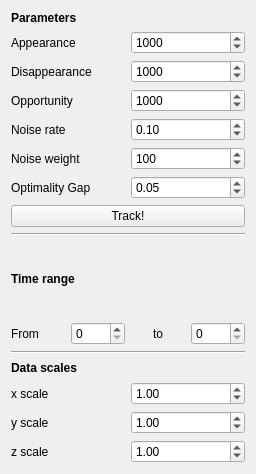
Before: the Qt Designer form ilastik/applets/tracking/drawer.ui in ilastik/ilastik, drawn with Qt 5.
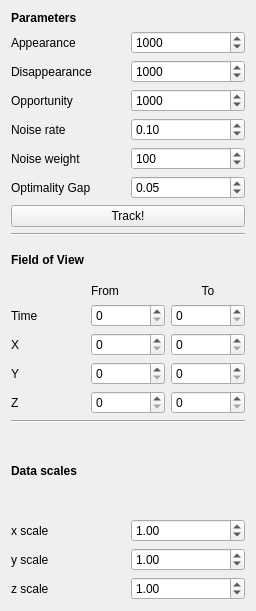
After: the same form once the commit is applied.

Commit message: tracking: field of view filter

```diff
--- a/ilastik/applets/tracking/drawer.ui
+++ b/ilastik/applets/tracking/drawer.ui
@@ -7,7 +7,7 @@
     <x>0</x>
     <y>0</y>
     <width>256</width>
-    <height>474</height>
+    <height>611</height>
    </rect>
   </property>
   <property name="sizePolicy">
@@ -192,35 +192,81 @@
         </font>
        </property>
        <property name="text">
-        <string>Time range</string>
+        <string>Field of View</string>
        </property>
       </widget>
      </item>
      <item>
-      <layout class="QHBoxLayout" name="horizontalLayout">
-       <item>
-        <widget class="QLabel" name="label_13">
-         <property name="text">
-          <string>From</string>
-         </property>
-        </widget>
-       </item>
-       <item>
-        <widget class="QSpinBox" name="from_time"/>
-       </item>
-       <item>
+      <layout class="QGridLayout" name="gridLayout_3">
+       <item row="0" column="2">
         <widget class="QLabel" name="label_14">
          <property name="text">
-          <string>to</string>
+          <string>To</string>
          </property>
          <property name="alignment">
           <set>Qt::AlignCenter</set>
          </property>
         </widget>
        </item>
-       <item>
+       <item row="1" column="0">
+        <widget class="QLabel" name="label_15">
+         <property name="text">
+          <string>Time</string>
+         </property>
+        </widget>
+       </item>
+       <item row="4" column="1">
+        <widget class="QSpinBox" name="from_z"/>
+       </item>
+       <item row="1" column="2">
         <widget class="QSpinBox" name="to_time"/>
        </item>
+       <item row="0" column="1">
+        <widget class="QLabel" name="label_13">
+         <property name="text">
+          <string>From</string>
+         </property>
+        </widget>
+       </item>
+       <item row="2" column="0">
+        <widget class="QLabel" name="label_16">
+         <property name="text">
+          <string>X</string>
+         </property>
+        </widget>
+       </item>
+       <item row="4" column="2">
+        <widget class="QSpinBox" name="to_z"/>
+       </item>
+       <item row="2" column="1">
+        <widget class="QSpinBox" name="from_x"/>
+       </item>
+       <item row="3" column="1">
+        <widget class="QSpinBox" name="from_y"/>
+       </item>
+       <item row="3" column="2">
+        <widget class="QSpinBox" name="to_y"/>
+       </item>
+       <item row="4" column="0">
+        <widget class="QLabel" name="label_18">
+         <property name="text">
+          <string>Z</string>
+         </property>
+        </widget>
+       </item>
+       <item row="2" column="2">
+        <widget class="QSpinBox" name="to_x"/>
+       </item>
+       <item row="3" column="0">
+        <widget class="QLabel" name="label_17">
+         <property name="text">
+          <string>Y</string>
+         </property>
+        </widget>
+       </item>
+       <item row="1" column="1">
+        <widget class="QSpinBox" name="from_time"/>
+       </item>
       </layout>
      </item>
     </layout>
```
The commit also changes 3 other files.
